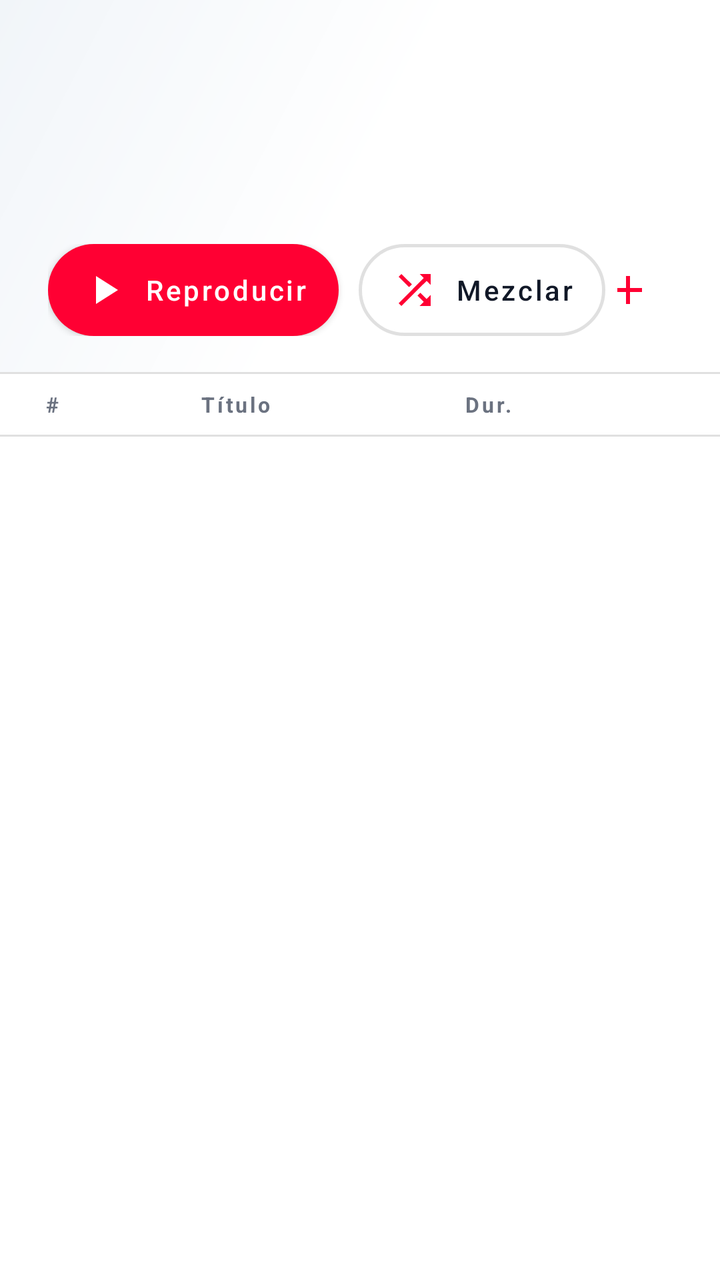
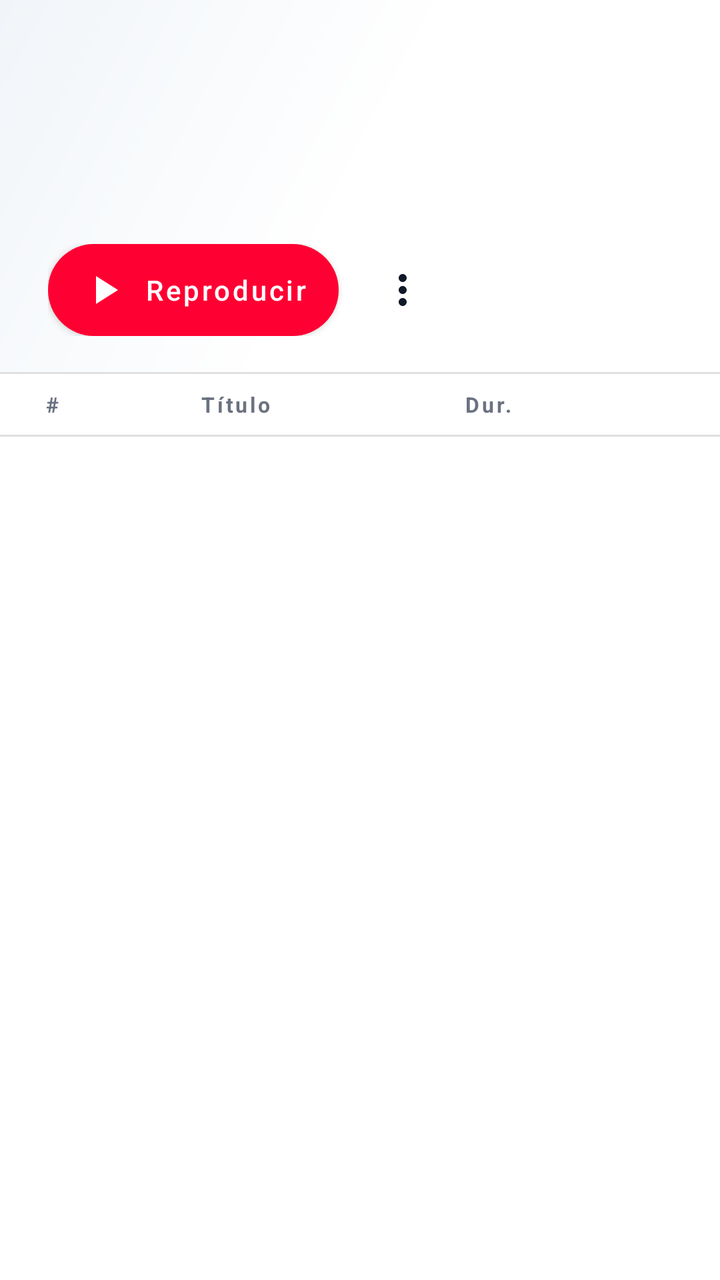

The first picture is an Android layout as it rendered before a commit; the second is the same layout after the commit. The layout source and the unified diff follow.
<!-- AndroidManifest.xml: application theme Theme.SeldiaMusic -->
<!-- res/layout/fragment_table_list.xml -->
<?xml version="1.0" encoding="utf-8"?>
<LinearLayout xmlns:android="http://schemas.android.com/apk/res/android"
    xmlns:app="http://schemas.android.com/apk/res-auto"
    android:layout_width="match_parent"
    android:layout_height="match_parent"
    android:background="@color/background"
    android:orientation="vertical">

    
    <LinearLayout
        android:id="@+id/header"
        android:layout_width="match_parent"
        android:layout_height="wrap_content"
        android:background="@drawable/bg_player_gradient"
        android:orientation="vertical"
        android:paddingStart="24dp"
        android:paddingEnd="24dp"
        android:paddingTop="22dp"
        android:paddingBottom="18dp">

        <TextView
            android:id="@+id/tv_kicker"
            android:layout_width="match_parent"
            android:layout_height="wrap_content"
            android:textColor="?attr/accentPrimary"
            android:textSize="10.5sp"
            android:textStyle="bold"
            android:letterSpacing="0.18" />

        <TextView
            android:id="@+id/tv_title_big"
            android:layout_width="match_parent"
            android:layout_height="wrap_content"
            android:layout_marginTop="6dp"
            android:ellipsize="end"
            android:maxLines="2"
            android:textColor="@color/text_primary"
            android:textSize="30sp"
            android:textStyle="bold" />

        <TextView
            android:id="@+id/tv_meta"
            android:layout_width="match_parent"
            android:layout_height="wrap_content"
            android:layout_marginTop="6dp"
            android:ellipsize="end"
            android:maxLines="1"
            android:textColor="@color/text_secondary"
            android:textSize="12.5sp" />

        <LinearLayout
            android:layout_width="match_parent"
            android:layout_height="wrap_content"
            android:layout_marginTop="16dp"
            android:gravity="center_vertical"
            android:orientation="horizontal">

            <com.google.android.material.button.MaterialButton
                android:id="@+id/btn_play_all"
                style="@style/Widget.MaterialComponents.Button"
                android:layout_width="wrap_content"
                android:layout_height="46dp"
                android:insetTop="0dp"
                android:insetBottom="0dp"
                android:text="@string/play_all"
                app:cornerRadius="23dp"
                app:icon="@drawable/ic_play"
                app:iconGravity="textStart"
                app:iconPadding="8dp"
                app:backgroundTint="?attr/accentPrimary"
                app:strokeColor="?attr/accentPrimary"
                app:strokeWidth="0dp"
                android:textColor="@color/on_primary"
                android:textAllCaps="false" />

            <com.google.android.material.button.MaterialButton
                android:id="@+id/btn_shuffle_all"
                style="@style/Widget.MaterialComponents.Button.OutlinedButton"
                android:layout_width="wrap_content"
                android:layout_height="46dp"
                android:layout_marginStart="10dp"
                android:insetTop="0dp"
                android:insetBottom="0dp"
                android:text="@string/shuffle_all"
                app:cornerRadius="23dp"
                app:icon="@drawable/ic_shuffle"
                app:iconGravity="textStart"
                app:iconPadding="8dp"
                app:strokeColor="@color/glass_stroke"
                app:strokeWidth="1.5dp"
                android:textColor="@color/text_primary"
                android:textAllCaps="false" />

            <com.google.android.material.button.MaterialButton
                android:id="@+id/btn_add_all"
                style="@style/Widget.MaterialComponents.Button.TextButton"
                android:layout_width="wrap_content"
                android:layout_height="46dp"
                android:layout_marginStart="6dp"
                android:insetTop="0dp"
                android:insetBottom="0dp"
                android:text="@string/add_all"
                app:cornerRadius="23dp"
                app:icon="@drawable/ic_add"
                app:iconGravity="textStart"
                app:iconPadding="6dp"
                android:textColor="@color/text_primary"
                android:textAllCaps="false" />
        </LinearLayout>
    </LinearLayout>

    
    <include layout="@layout/view_table_header" />

    
    <FrameLayout
        android:layout_width="match_parent"
        android:layout_height="0dp"
        android:layout_weight="1">

        <androidx.recyclerview.widget.RecyclerView
            android:id="@+id/recycler"
            android:layout_width="match_parent"
            android:layout_height="match_parent"
            android:clipToPadding="false"
            android:paddingBottom="10dp"
            android:scrollbars="vertical"
            app:layoutManager="androidx.recyclerview.widget.LinearLayoutManager" />

        <ProgressBar
            android:id="@+id/progress"
            android:layout_width="wrap_content"
            android:layout_height="wrap_content"
            android:layout_gravity="center"
            android:indeterminateTint="?attr/accentPrimary"
            android:visibility="gone" />

        <TextView
            android:id="@+id/empty"
            android:layout_width="match_parent"
            android:layout_height="wrap_content"
            android:layout_gravity="center"
            android:gravity="center"
            android:padding="24dp"
            android:textColor="@color/text_secondary"
            android:visibility="gone" />
    </FrameLayout>
</LinearLayout>
<!-- res/layout/view_table_header.xml (included above) -->
<?xml version="1.0" encoding="utf-8"?>
<LinearLayout xmlns:android="http://schemas.android.com/apk/res/android"
    android:layout_width="match_parent"
    android:layout_height="wrap_content"
    android:background="@drawable/bg_table_header"
    android:gravity="center_vertical"
    android:orientation="horizontal"
    android:paddingStart="12dp"
    android:paddingEnd="6dp"
    android:paddingTop="9dp"
    android:paddingBottom="9dp">

    <TextView
        android:layout_width="28dp"
        android:layout_height="wrap_content"
        android:gravity="center"
        android:text="#"
        android:textColor="@color/text_secondary"
        android:textSize="10.5sp"
        android:textStyle="bold"
        android:letterSpacing="0.12" />

    <View
        android:layout_width="44dp"
        android:layout_height="1dp"
        android:layout_marginStart="4dp" />

    <TextView
        android:layout_width="0dp"
        android:layout_height="wrap_content"
        android:layout_marginStart="12dp"
        android:layout_weight="1.5"
        android:text="@string/table_col_title"
        android:textColor="@color/text_secondary"
        android:textSize="10.5sp"
        android:textStyle="bold"
        android:letterSpacing="0.12" />

    <TextView
        android:layout_width="46dp"
        android:layout_height="wrap_content"
        android:gravity="end"
        android:text="@string/table_col_duration"
        android:textColor="@color/text_secondary"
        android:textSize="10.5sp"
        android:textStyle="bold"
        android:letterSpacing="0.12" />

    <View
        android:layout_width="98dp"
        android:layout_height="1dp" />
</LinearLayout>
<!-- resources referenced by this layout -->
<resources>
  <color name="background">#FFFFFF</color>
  <color name="glass_stroke">#1F000000</color>
  <color name="on_primary">#FFFFFF</color>
  <color name="text_primary">#111827</color>
  <color name="text_secondary">#6B7280</color>
  <!-- drawable bg_player_gradient (drawable) -->
  <?xml version="1.0" encoding="utf-8"?>
  <shape xmlns:android="http://schemas.android.com/apk/res/android"
      android:shape="rectangle">
      <gradient
          android:angle="315"
          android:startColor="@color/surface_high"
          android:centerColor="@color/background"
          android:endColor="@color/background" />
  </shape>
  <!-- drawable bg_table_header (drawable) -->
  <?xml version="1.0" encoding="utf-8"?>
  <layer-list xmlns:android="http://schemas.android.com/apk/res/android">
      <item android:gravity="top">
          <shape android:shape="rectangle">
              <solid android:color="@color/glass_stroke" />
              <size android:height="1dp" />
          </shape>
      </item>
      <item android:gravity="bottom">
          <shape android:shape="rectangle">
              <solid android:color="@color/glass_stroke" />
              <size android:height="1dp" />
          </shape>
      </item>
  </layer-list>
  <!-- drawable ic_add (drawable) -->
  <vector xmlns:android="http://schemas.android.com/apk/res/android"
      android:width="24dp" android:height="24dp"
      android:viewportWidth="24" android:viewportHeight="24">
      <path android:fillColor="#FFFFFFFF"
          android:pathData="M19,13h-6v6h-2v-6H5v-2h6V5h2v6h6v2z" />
  </vector>
  <!-- drawable ic_play (drawable) -->
  <vector xmlns:android="http://schemas.android.com/apk/res/android"
      android:width="24dp" android:height="24dp"
      android:viewportWidth="24" android:viewportHeight="24">
      <path android:fillColor="#FFFFFFFF" android:pathData="M8,5v14l11,-7z" />
  </vector>
  <!-- drawable ic_shuffle (drawable) -->
  <vector xmlns:android="http://schemas.android.com/apk/res/android"
      android:width="24dp" android:height="24dp"
      android:viewportWidth="24" android:viewportHeight="24">
      <path android:fillColor="#FFFFFFFF"
          android:pathData="M10.59,9.17L5.41,4 4,5.41l5.17,5.17 1.42,-1.41zM14.5,4l2.04,2.04L4,18.59 5.41,20 17.96,7.46 20,9.5V4h-5.5zM14.83,13.41l-1.41,1.41 3.13,3.13L14.5,20h5.5v-5.5l-2.04,2.04 -3.13,-3.13z" />
  </vector>
  <string name="add_all">Añadir</string>
  <string name="play_all">Reproducir</string>
  <string name="shuffle_all">Mezclar</string>
  <string name="table_col_duration">Dur.</string>
  <string name="table_col_title">Título</string>
  <color name="surface_high">#F1F5F9</color>
  <color name="primary">#FF0033</color>
  <color name="accent_secondary">#FF4D6D</color>
  <color name="surface">#FFFFFF</color>
  <color name="accent_red">#FF0033</color>
  <color name="accent_red_soft">#33FF0033</color>
  <color name="accent_red_secondary">#FF4D6D</color>
  <color name="accent_red_dark">#C9002B</color>
  <color name="sidebar_bg">#F8FAFC</color>
  <color name="glass_surface_high">#F2FFFFFF</color>
  <style name="ThemeOverlay.SeldiaMusic.BottomSheetDialog" parent="ThemeOverlay.MaterialComponents.BottomSheetDialog">
          <item name="bottomSheetStyle">@style/Widget.SeldiaMusic.BottomSheet</item>
          <item name="android:windowIsFloating">false</item>
          <item name="android:navigationBarColor">@color/surface</item>
      </style>
  <style name="ThemeOverlay.SeldiaMusic.Dialog" parent="ThemeOverlay.MaterialComponents.MaterialAlertDialog">
          <item name="colorSurface">@color/surface_high</item>
          <item name="colorOnSurface">@color/text_primary</item>
          <item name="colorPrimary">?attr/accentPrimary</item>
      </style>
  <style name="Widget.SeldiaMusic.BottomSheet" parent="Widget.MaterialComponents.BottomSheet.Modal">
          <item name="backgroundTint">@android:color/transparent</item>
      </style>
  <!-- unchanged entries left out for length: 1 -->
</resources>

<!-- the commit's change to res/layout/fragment_table_list.xml (unified diff, before → after) -->
@@ -73,39 +73,15 @@
                 android:textColor="@color/on_primary"
                 android:textAllCaps="false" />
 
-            <com.google.android.material.button.MaterialButton
-                android:id="@+id/btn_shuffle_all"
-                style="@style/Widget.MaterialComponents.Button.OutlinedButton"
-                android:layout_width="wrap_content"
-                android:layout_height="46dp"
+            <ImageButton
+                android:id="@+id/btn_more_options"
+                android:layout_width="44dp"
+                android:layout_height="44dp"
                 android:layout_marginStart="10dp"
-                android:insetTop="0dp"
-                android:insetBottom="0dp"
-                android:text="@string/shuffle_all"
-                app:cornerRadius="23dp"
-                app:icon="@drawable/ic_shuffle"
-                app:iconGravity="textStart"
-                app:iconPadding="8dp"
-                app:strokeColor="@color/glass_stroke"
-                app:strokeWidth="1.5dp"
-                android:textColor="@color/text_primary"
-                android:textAllCaps="false" />
-
-            <com.google.android.material.button.MaterialButton
-                android:id="@+id/btn_add_all"
-                style="@style/Widget.MaterialComponents.Button.TextButton"
-                android:layout_width="wrap_content"
-                android:layout_height="46dp"
-                android:layout_marginStart="6dp"
-                android:insetTop="0dp"
-                android:insetBottom="0dp"
-                android:text="@string/add_all"
-                app:cornerRadius="23dp"
-                app:icon="@drawable/ic_add"
-                app:iconGravity="textStart"
-                app:iconPadding="6dp"
-                android:textColor="@color/text_primary"
-                android:textAllCaps="false" />
+                android:background="?attr/selectableItemBackgroundBorderless"
+                android:contentDescription="@null"
+                android:src="@drawable/ic_more"
+                android:tint="@color/text_primary" />
         </LinearLayout>
     </LinearLayout>
 
<!-- resource entries referenced after the edit -->
@@ -31,12 +31,12 @@
           </shape>
       </item>
   </layer-list>
-  <!-- drawable ic_add (drawable) -->
+  <!-- drawable ic_more (drawable) -->
   <vector xmlns:android="http://schemas.android.com/apk/res/android"
       android:width="24dp" android:height="24dp"
       android:viewportWidth="24" android:viewportHeight="24">
       <path android:fillColor="#FFFFFFFF"
-          android:pathData="M19,13h-6v6h-2v-6H5v-2h6V5h2v6h6v2z" />
+          android:pathData="M12,8c1.1,0 2,-0.9 2,-2s-0.9,-2 -2,-2 -2,0.9 -2,2 0.9,2 2,2zM12,10c-1.1,0 -2,0.9 -2,2s0.9,2 2,2 2,-0.9 2,-2 -0.9,-2 -2,-2zM12,16c-1.1,0 -2,0.9 -2,2s0.9,2 2,2 2,-0.9 2,-2 -0.9,-2 -2,-2z" />
   </vector>
   <!-- drawable ic_play (drawable) -->
   <vector xmlns:android="http://schemas.android.com/apk/res/android"
@@ -44,16 +44,7 @@
       android:viewportWidth="24" android:viewportHeight="24">
       <path android:fillColor="#FFFFFFFF" android:pathData="M8,5v14l11,-7z" />
   </vector>
-  <!-- drawable ic_shuffle (drawable) -->
-  <vector xmlns:android="http://schemas.android.com/apk/res/android"
-      android:width="24dp" android:height="24dp"
-      android:viewportWidth="24" android:viewportHeight="24">
-      <path android:fillColor="#FFFFFFFF"
-          android:pathData="M10.59,9.17L5.41,4 4,5.41l5.17,5.17 1.42,-1.41zM14.5,4l2.04,2.04L4,18.59 5.41,20 17.96,7.46 20,9.5V4h-5.5zM14.83,13.41l-1.41,1.41 3.13,3.13L14.5,20h5.5v-5.5l-2.04,2.04 -3.13,-3.13z" />
-  </vector>
-  <string name="add_all">Añadir</string>
   <string name="play_all">Reproducir</string>
-  <string name="shuffle_all">Mezclar</string>
   <string name="table_col_duration">Dur.</string>
   <string name="table_col_title">Título</string>
   <color name="surface_high">#F1F5F9</color>
